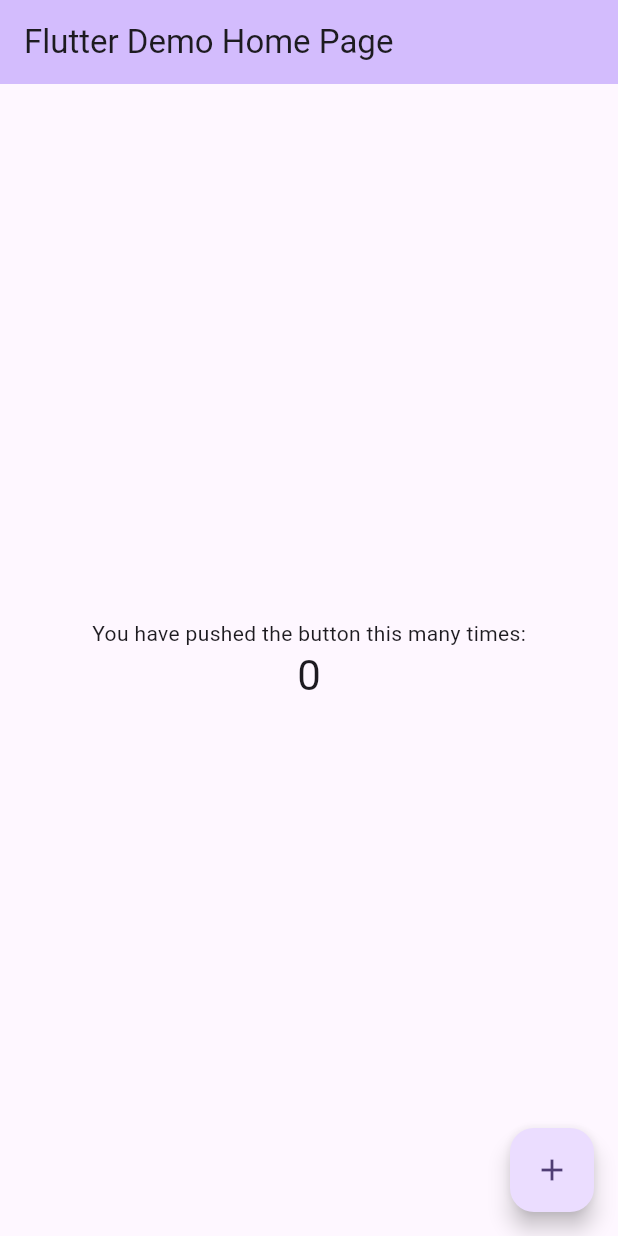
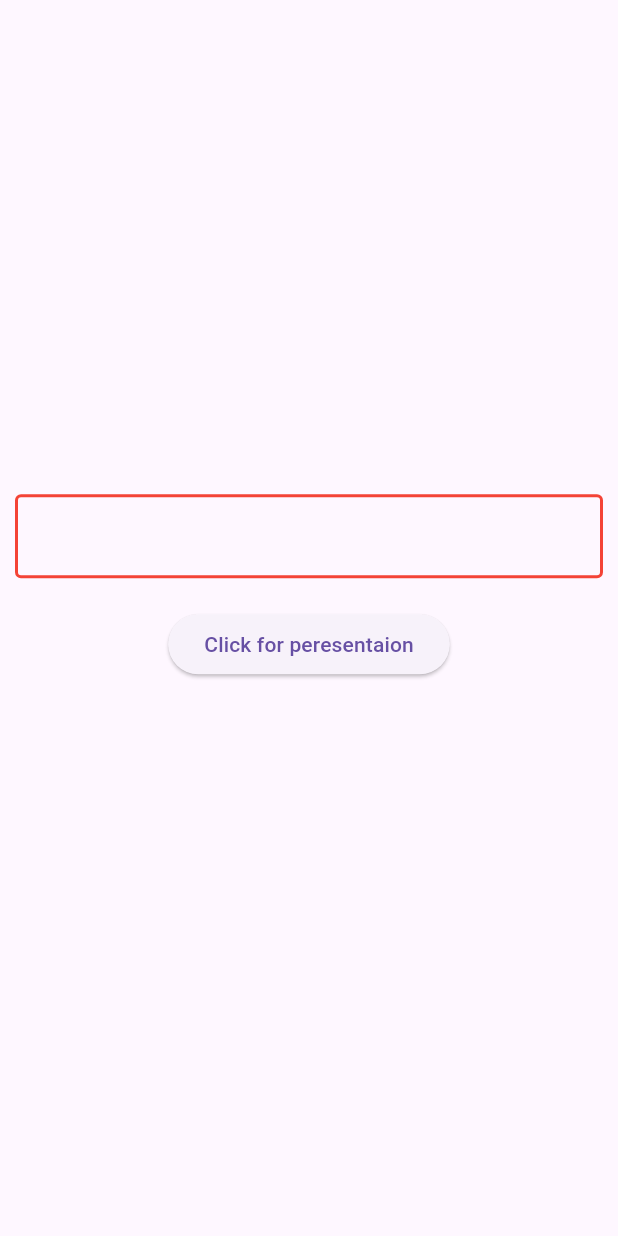
Before and after one commit to ErfAnDev24/note, a Flutter app: the screen it shows after launch, on a phone screen of 412 x 824 dp. Run offline on Flutter 3.47's test engine with Material 3 defaults, Android fonts, the phone set to English and light mode, and no system bars.

Commit message:
implementing some simple features

```diff
--- a/lib/main.dart
+++ b/lib/main.dart
@@ -1,125 +1,62 @@
 import 'package:flutter/material.dart';
 
 void main() {
-  runApp(const MyApp());
+  runApp(Application());
 }
 
-class MyApp extends StatelessWidget {
-  const MyApp({super.key});
+class Application extends StatefulWidget {
+  const Application({super.key});
 
-  // This widget is the root of your application.
+  @override
+  State<Application> createState() => _ApplicationState();
+}
+
+class _ApplicationState extends State<Application> {
+  var textController = TextEditingController();
+  var inputedText = '';
+
   @override
   Widget build(BuildContext context) {
     return MaterialApp(
-      title: 'Flutter Demo',
-      theme: ThemeData(
-        // This is the theme of your application.
-        //
-        // TRY THIS: Try running your application with "flutter run". You'll see
-        // the application has a purple toolbar. Then, without quitting the app,
-        // try changing the seedColor in the colorScheme below to Colors.green
-        // and then invoke "hot reload" (save your changes or press the "hot
-        // reload" button in a Flutter-supported IDE, or press "r" if you used
-        // the command line to start the app).
-        //
-        // Notice that the counter didn't reset back to zero; the application
-        // state is not lost during the reload. To reset the state, use hot
-        // restart instead.
-        //
-        // This works for code too, not just values: Most code changes can be
-        // tested with just a hot reload.
-        colorScheme: ColorScheme.fromSeed(seedColor: Colors.deepPurple),
-        useMaterial3: true,
+      debugShowCheckedModeBanner: false,
+      home: Scaffold(
+        body: Center(
+          child: Column(
+            mainAxisAlignment: MainAxisAlignment.center,
+            children: [
+              Padding(
+                padding: EdgeInsets.symmetric(horizontal: 10),
+                child: TextField(
+                  controller: textController,
+                  decoration: InputDecoration(
+                    enabledBorder: OutlineInputBorder(
+                      borderSide: BorderSide(width: 2, color: Colors.red),
+                    ),
+                    focusedBorder: OutlineInputBorder(
+                      borderSide: BorderSide(width: 2, color: Colors.red),
+                    ),
+                  ),
+                ),
+              ),
+              SizedBox(
+                height: 20,
+              ),
+              ElevatedButton(
+                onPressed: () {
+                  setState(() {
+                    inputedText = textController.text;
+                  });
+                },
+                child: Text('Click for peresentaion'),
+              ),
+              SizedBox(
+                height: 20,
+              ),
+              Text(inputedText),
+            ],
+          ),
+        ),
       ),
-      home: const MyHomePage(title: 'Flutter Demo Home Page'),
     );
   }
 }
-
-class MyHomePage extends StatefulWidget {
-  const MyHomePage({super.key, required this.title});
-
-  // This widget is the home page of your application. It is stateful, meaning
-  // that it has a State object (defined below) that contains fields that affect
-  // how it looks.
-
-  // This class is the configuration for the state. It holds the values (in this
-  // case the title) provided by the parent (in this case the App widget) and
-  // used by the build method of the State. Fields in a Widget subclass are
-  // always marked "final".
-
-  final String title;
-
-  @override
-  State<MyHomePage> createState() => _MyHomePageState();
-}
-
-class _MyHomePageState extends State<MyHomePage> {
-  int _counter = 0;
-
-  void _incrementCounter() {
-    setState(() {
-      // This call to setState tells the Flutter framework that something has
-      // changed in this State, which causes it to rerun the build method below
-      // so that the display can reflect the updated values. If we changed
-      // _counter without calling setState(), then the build method would not be
-      // called again, and so nothing would appear to happen.
-      _counter++;
-    });
-  }
-
-  @override
-  Widget build(BuildContext context) {
-    // This method is rerun every time setState is called, for instance as done
-    // by the _incrementCounter method above.
-    //
-    // The Flutter framework has been optimized to make rerunning build methods
-    // fast, so that you can just rebuild anything that needs updating rather
-    // than having to individually change instances of widgets.
-    return Scaffold(
-      appBar: AppBar(
-        // TRY THIS: Try changing the color here to a specific color (to
-        // Colors.amber, perhaps?) and trigger a hot reload to see the AppBar
-        // change color while the other colors stay the same.
-        backgroundColor: Theme.of(context).colorScheme.inversePrimary,
-        // Here we take the value from the MyHomePage object that was created by
-        // the App.build method, and use it to set our appbar title.
-        title: Text(widget.title),
-      ),
-      body: Center(
-        // Center is a layout widget. It takes a single child and positions it
-        // in the middle of the parent.
-        child: Column(
-          // Column is also a layout widget. It takes a list of children and
-          // arranges them vertically. By default, it sizes itself to fit its
-          // children horizontally, and tries to be as tall as its parent.
-          //
-          // Column has various properties to control how it sizes itself and
-          // how it positions its children. Here we use mainAxisAlignment to
-          // center the children vertically; the main axis here is the vertical
-          // axis because Columns are vertical (the cross axis would be
-          // horizontal).
-          //
-          // TRY THIS: Invoke "debug painting" (choose the "Toggle Debug Paint"
-          // action in the IDE, or press "p" in the console), to see the
-          // wireframe for each widget.
-          mainAxisAlignment: MainAxisAlignment.center,
-          children: <Widget>[
-            const Text(
-              'You have pushed the button this many times:',
-            ),
-            Text(
-              '$_counter',
-              style: Theme.of(context).textTheme.headlineMedium,
-            ),
-          ],
-        ),
-      ),
-      floatingActionButton: FloatingActionButton(
-        onPressed: _incrementCounter,
-        tooltip: 'Increment',
-        child: const Icon(Icons.add),
-      ), // This trailing comma makes auto-formatting nicer for build methods.
-    );
-  }
-}
--- a/pubspec.yaml
+++ b/pubspec.yaml
@@ -45,7 +45,6 @@ dev_dependencies:
   # activated in the `analysis_options.yaml` file located at the root of your
   # package. See that file for information about deactivating specific lint
   # rules and activating additional ones.
-  flutter_lints: ^2.0.0
 
 # For information on the generic Dart part of this file, see the
 # following page: https://dart.dev/tools/pub/pubspec
```
Also changed, not shown: pubspec.lock.
